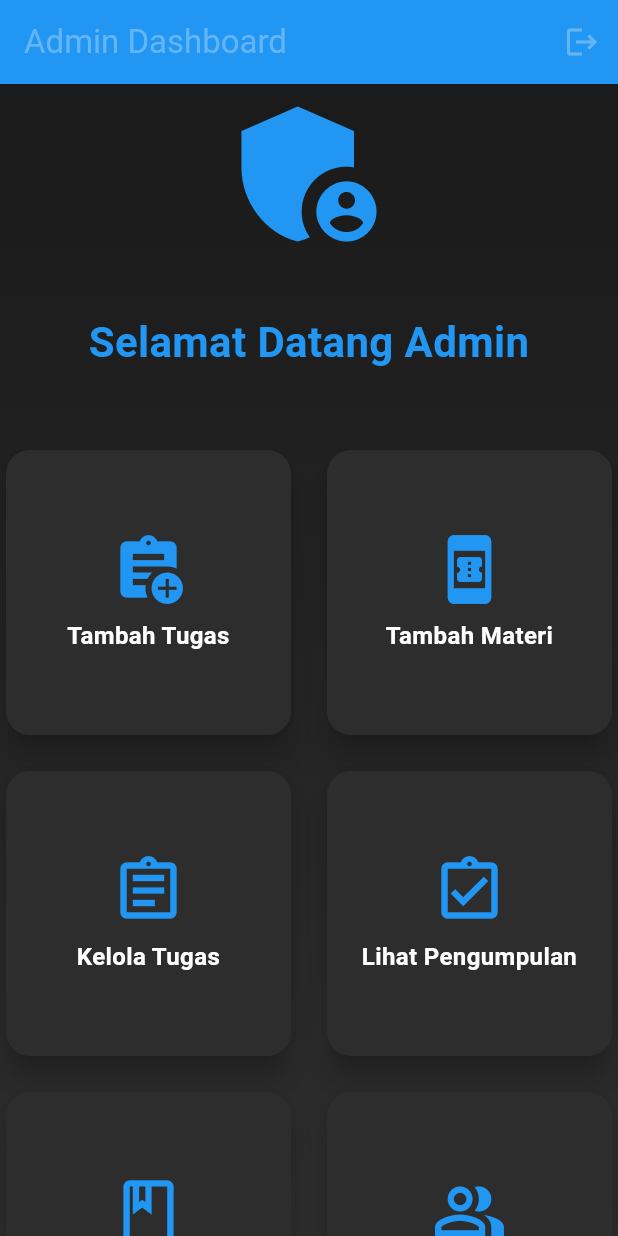
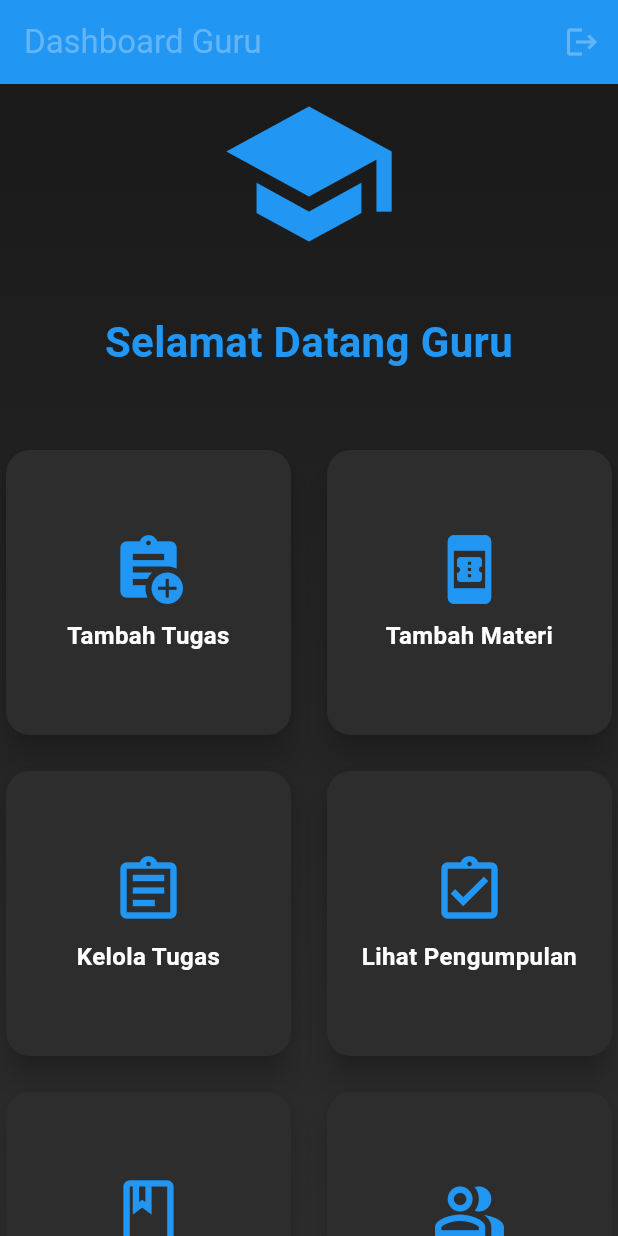
Before and after one commit to fachryfer/learning-management-system, a Flutter app: the AdminScreen screen opened directly, on a phone screen of 412 x 824 dp. Run offline on Flutter 3.47's test engine with Material 3 defaults, Android fonts, the phone set to English and light mode, and no system bars; our stand-ins replace cloud_firestore, firebase_auth, firebase_core, image_picker; accounts and stored records are empty.

Commit message:
admin visual menjadi guru visual

```diff
--- a/lib/screens/admin_screen.dart
+++ b/lib/screens/admin_screen.dart
@@ -43,7 +43,7 @@ class _AdminScreenState extends State<AdminScreen> {
   Widget build(BuildContext context) {
     return Scaffold(
       appBar: AppBar(
-        title: const Text('Admin Dashboard'),
+        title: const Text('Dashboard Guru'),
         backgroundColor: const Color(0xFF2196F3),
         actions: [
           IconButton(
@@ -71,13 +71,13 @@ class _AdminScreenState extends State<AdminScreen> {
                 crossAxisAlignment: CrossAxisAlignment.center,
                 children: [
                   const Icon(
-                    Icons.admin_panel_settings,
+                    Icons.school,
                     size: 120,
                     color: Color(0xFF2196F3),
                   ),
                   const SizedBox(height: 32),
                   const Text(
-                    'Selamat Datang Admin',
+                    'Selamat Datang Guru',
                     textAlign: TextAlign.center,
                     style: TextStyle(
                       fontSize: 28,
```
